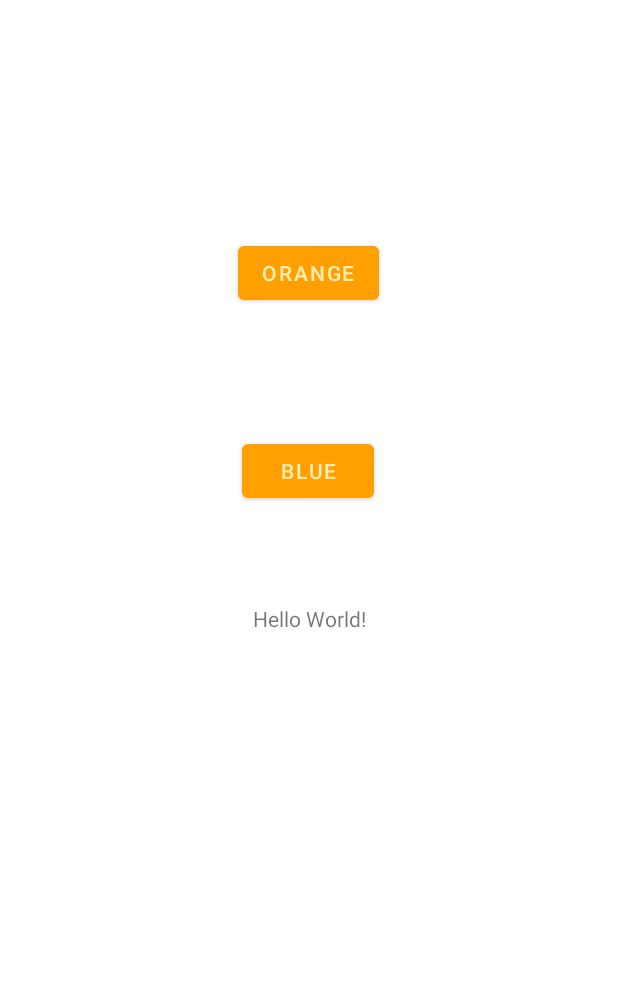
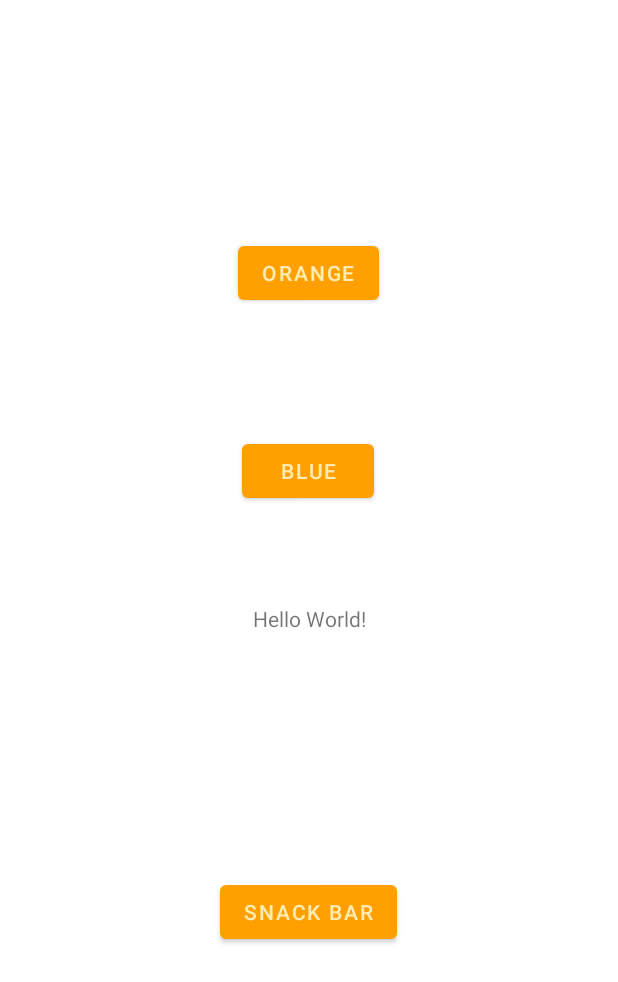
Before and after one commit to CarolinaMelendez/MovileCourse_Practice_1, an Android app: the screen it shows after launch (MainActivity), on a phone screen of 412 x 824 dp. Shown: the top 982 px of the screen. Run offline under Robolectric (Android 15) with nearby library versions, the phone set to English and light mode, and no system bars.

Commit message:
EX-6 Added SnackBar

```diff
--- a/app/src/main/res/layout/activity_main.xml
+++ b/app/src/main/res/layout/activity_main.xml
@@ -41,4 +41,17 @@
         app:layout_constraintTop_toBottomOf="@+id/btnOrange"
         app:layout_constraintVertical_bias="0.147" />
 
+    <Button
+        android:id="@+id/btnSnackbar"
+        android:layout_width="wrap_content"
+        android:layout_height="wrap_content"
+        android:layout_marginBottom="192dp"
+        android:text="@string/btn_snackbar"
+        app:layout_constraintBottom_toBottomOf="parent"
+        app:layout_constraintEnd_toEndOf="parent"
+        app:layout_constraintHorizontal_bias="0.498"
+        app:layout_constraintStart_toStartOf="parent"
+        app:layout_constraintTop_toBottomOf="@+id/btnOrange"
+        app:layout_constraintVertical_bias="1.0" />
+
 </androidx.constraintlayout.widget.ConstraintLayout>
--- a/app/src/main/res/values/colors.xml
+++ b/app/src/main/res/values/colors.xml
@@ -11,4 +11,5 @@
     <color name="orange">#FFA000</color>
     <color name="orange1">#FFC107</color>
     <color name="orange2">#FFECB3</color>
+
 </resources>
--- a/app/src/main/res/values/strings.xml
+++ b/app/src/main/res/values/strings.xml
@@ -5,4 +5,7 @@
 
     <string name="action_search">Buscar</string>
     <string name="action_setting">Configuración</string>
+
+    <string name="btn_snackbar">Snack Bar</string>
+    <string name="undo_string">UNDO</string>
 </resources>
```
Also changed, not shown: app/src/main/java/com/example/practica1/BackgroundActivity.kt (+9 -0 lines), app/src/main/java/com/example/practica1/MyUndoListener.kt (added, +11 -0 lines).
